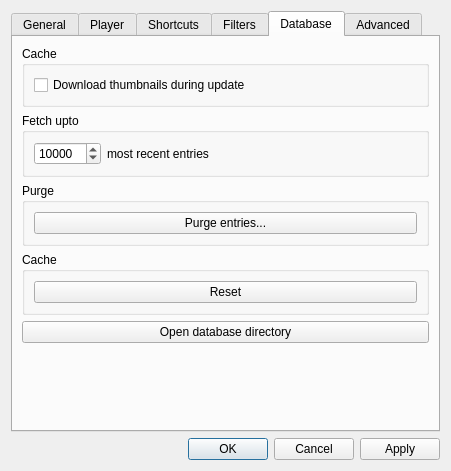
This is rss_tube/gui/designs/widget_settings.ui in seird/rsstube as Qt 5 draws it before an edit. The edited form follows.
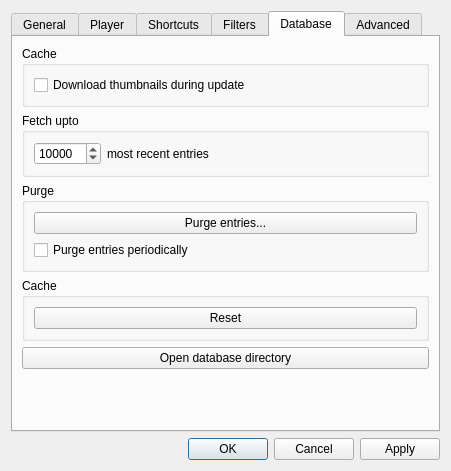
This is the edited form. The open tabs and pages were chosen to show the change.

Commit message: purge entries periodically

```diff
--- a/rss_tube/gui/designs/widget_settings.ui
+++ b/rss_tube/gui/designs/widget_settings.ui
@@ -7,7 +7,7 @@
     <x>0</x>
     <y>0</y>
     <width>451</width>
-    <height>442</height>
+    <height>435</height>
    </rect>
   </property>
   <property name="windowTitle">
@@ -498,6 +498,13 @@
             </property>
            </widget>
           </item>
+          <item row="1" column="0">
+           <widget class="QCheckBox" name="cb_purge_schedule">
+            <property name="text">
+             <string>Purge entries periodically</string>
+            </property>
+           </widget>
+          </item>
          </layout>
         </widget>
        </item>
```
The commit also changes 3 other files.
